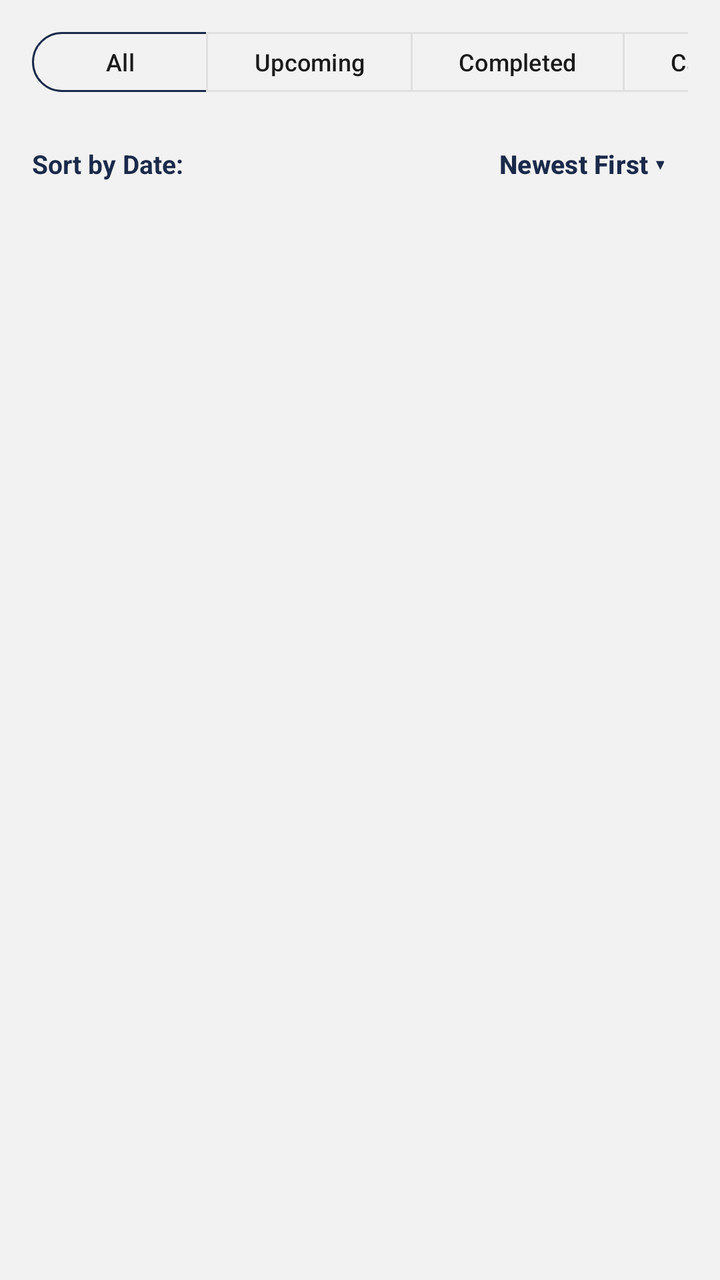
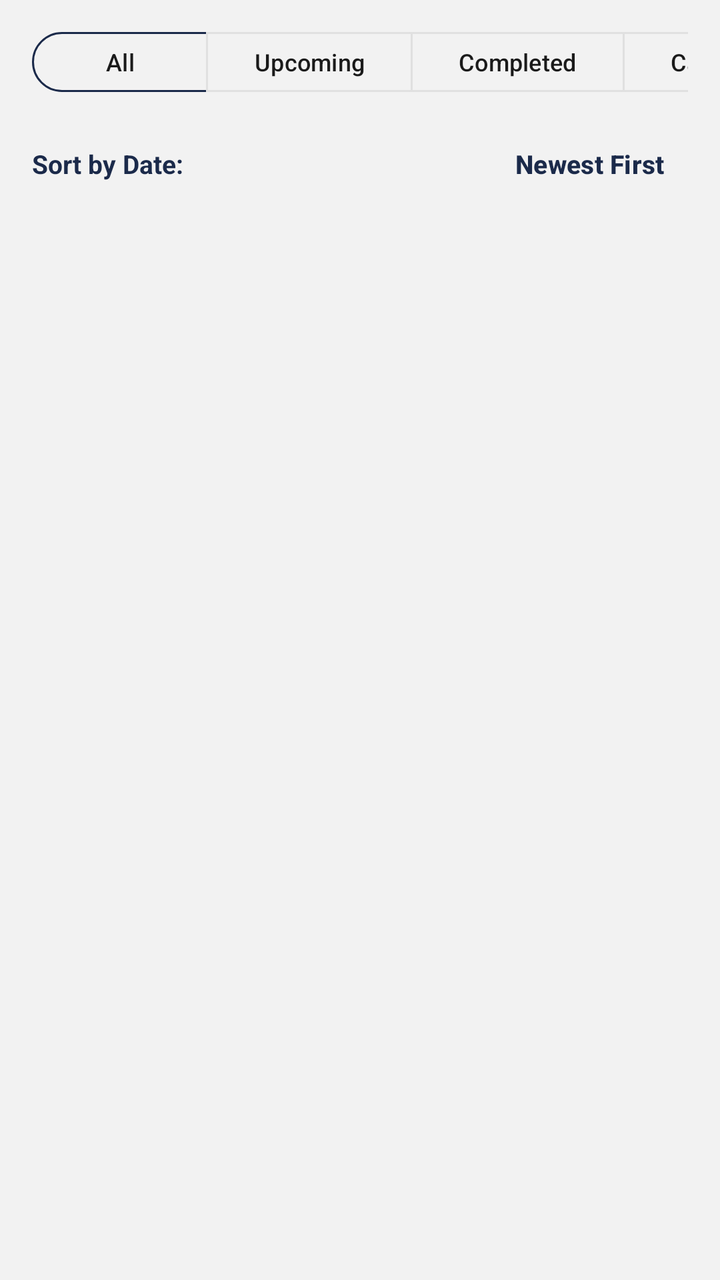

The first picture is an Android layout as it rendered before a commit; the second is the same layout after the commit. The layout source and the unified diff follow.
<!-- AndroidManifest.xml: application theme Theme.HairGo -->
<!-- res/layout/fragment_admin_bookings.xml -->
<?xml version="1.0" encoding="utf-8"?>
<LinearLayout xmlns:android="http://schemas.android.com/apk/res/android"
    xmlns:app="http://schemas.android.com/apk/res-auto"
    android:layout_width="match_parent"
    android:layout_height="match_parent"
    android:background="@color/grey_light"
    android:orientation="vertical">

    
    <LinearLayout
        android:layout_width="match_parent"
        android:layout_height="wrap_content"
        android:orientation="vertical"
        android:paddingHorizontal="16dp"
        android:paddingTop="12dp"
        android:paddingBottom="8dp">

        
        <HorizontalScrollView
            android:layout_width="match_parent"
            android:layout_height="wrap_content"
            android:scrollbars="none">

            <com.google.android.material.button.MaterialButtonToggleGroup
                android:id="@+id/toggleGroupBookingStatus"
                android:layout_width="wrap_content"
                android:layout_height="wrap_content"
                app:selectionRequired="true"
                app:singleSelection="true">

                <com.google.android.material.button.MaterialButton
                    android:id="@+id/btnFilterAllBookings"
                    style="@style/Widget.Material3.Button.OutlinedButton"
                    android:layout_width="wrap_content"
                    android:layout_height="38dp"
                    android:text="All"
                    android:textAllCaps="false"
                    android:textSize="12sp"
                    app:strokeColor="@color/navy" />

                <com.google.android.material.button.MaterialButton
                    android:id="@+id/btnFilterUpcoming"
                    style="@style/Widget.Material3.Button.OutlinedButton"
                    android:layout_width="wrap_content"
                    android:layout_height="38dp"
                    android:text="Upcoming"
                    android:textAllCaps="false"
                    android:textSize="12sp"
                    app:strokeColor="@color/grey_border" />

                <com.google.android.material.button.MaterialButton
                    android:id="@+id/btnFilterCompleted"
                    style="@style/Widget.Material3.Button.OutlinedButton"
                    android:layout_width="wrap_content"
                    android:layout_height="38dp"
                    android:text="Completed"
                    android:textAllCaps="false"
                    android:textSize="12sp"
                    app:strokeColor="@color/grey_border" />

                <com.google.android.material.button.MaterialButton
                    android:id="@+id/btnFilterCancelled"
                    style="@style/Widget.Material3.Button.OutlinedButton"
                    android:layout_width="wrap_content"
                    android:layout_height="38dp"
                    android:text="Cancelled"
                    android:textAllCaps="false"
                    android:textSize="12sp"
                    app:strokeColor="@color/grey_border" />

            </com.google.android.material.button.MaterialButtonToggleGroup>
        </HorizontalScrollView>

        
        <RelativeLayout
            android:layout_width="match_parent"
            android:layout_height="wrap_content"
            android:layout_marginTop="8dp">

            <TextView
                android:layout_width="wrap_content"
                android:layout_height="wrap_content"
                android:layout_alignParentStart="true"
                android:layout_centerVertical="true"
                android:text="Sort by Date:"
                android:textColor="@color/heading"
                android:textSize="13sp"
                android:textStyle="bold" />

            <com.google.android.material.button.MaterialButton
                android:id="@+id/btnSortOrder"
                style="@style/Widget.Material3.Button.TextButton"
                android:layout_width="wrap_content"
                android:layout_height="wrap_content"
                android:layout_alignParentEnd="true"
                android:text="Newest First ▾"
                android:textAllCaps="false"
                android:textColor="@color/navy"
                android:textSize="13sp"
                android:textStyle="bold" />
        </RelativeLayout>
    </LinearLayout>

    
    <androidx.recyclerview.widget.RecyclerView
        android:id="@+id/rvBookings"
        android:layout_width="match_parent"
        android:layout_height="0dp"
        android:layout_weight="1"
        android:clipToPadding="false"
        android:paddingBottom="16dp" />

    
    <TextView
        android:id="@+id/tvEmptyBookings"
        android:layout_width="wrap_content"
        android:layout_height="wrap_content"
        android:layout_gravity="center"
        android:layout_marginTop="32dp"
        android:text="No bookings found"
        android:textColor="@color/grey_medium"
        android:textSize="14sp"
        android:visibility="gone" />

</LinearLayout>
<!-- resources referenced by this layout -->
<resources>
  <color name="grey_border">#E0E0E0</color>
  <color name="grey_light">#F2F2F2</color>
  <color name="grey_medium">#8A8A8A</color>
  <color name="heading">#1B2A4A</color>
  <color name="navy">#1B2A4A</color>
  <style name="Theme.HairGo" parent="Base.Theme.HairGo">
          <item name="snackbarStyle">@style/Widget.HairGo.Snackbar</item>
      </style>
  <style name="Base.Theme.HairGo" parent="Theme.Material3.DayNight.NoActionBar">
          <item name="colorPrimary">@color/teal</item>
          <item name="colorOnPrimary">@color/white</item>
          <item name="colorSurface">@color/surface</item>
          <item name="colorOnSurface">@color/text_primary</item>
          <item name="colorSurfaceVariant">@color/grey_light</item>
          <item name="colorOnSurfaceVariant">@color/text_primary</item>
          <item name="colorOutline">@color/grey_border</item>
          <item name="android:colorBackground">@color/grey_light</item>
      </style>
  <style name="Widget.HairGo.Snackbar" parent="Widget.Material3.Snackbar">
          <item name="backgroundTint">@color/navy</item>
          <item name="android:textColor">@color/white</item>
          <item name="shapeAppearanceOverlay">@style/ShapeAppearanceOverlay.HairGo_Snackbar</item>
      </style>
  <color name="teal">#14B8A6</color>
  <color name="white">#FFFFFF</color>
  <color name="surface">#FFFFFF</color>
  <color name="text_primary">#1A1A1A</color>
  <style name="ShapeAppearanceOverlay.HairGo_Snackbar" parent="">
          <item name="cornerFamily">rounded</item>
          <item name="cornerSize">16dp</item>
      </style>
</resources>

<!-- the commit's change to res/layout/fragment_admin_bookings.xml (unified diff, before → after) -->
@@ -33,7 +33,7 @@
                     style="@style/Widget.Material3.Button.OutlinedButton"
                     android:layout_width="wrap_content"
                     android:layout_height="38dp"
-                    android:text="All"
+                    android:text="@string/admin_filter_all"
                     android:textAllCaps="false"
                     android:textSize="12sp"
                     app:strokeColor="@color/navy" />
@@ -43,7 +43,7 @@
                     style="@style/Widget.Material3.Button.OutlinedButton"
                     android:layout_width="wrap_content"
                     android:layout_height="38dp"
-                    android:text="Upcoming"
+                    android:text="@string/admin_filter_upcoming"
                     android:textAllCaps="false"
                     android:textSize="12sp"
                     app:strokeColor="@color/grey_border" />
@@ -53,7 +53,7 @@
                     style="@style/Widget.Material3.Button.OutlinedButton"
                     android:layout_width="wrap_content"
                     android:layout_height="38dp"
-                    android:text="Completed"
+                    android:text="@string/admin_filter_completed"
                     android:textAllCaps="false"
                     android:textSize="12sp"
                     app:strokeColor="@color/grey_border" />
@@ -63,7 +63,7 @@
                     style="@style/Widget.Material3.Button.OutlinedButton"
                     android:layout_width="wrap_content"
                     android:layout_height="38dp"
-                    android:text="Cancelled"
+                    android:text="@string/admin_filter_cancelled"
                     android:textAllCaps="false"
                     android:textSize="12sp"
                     app:strokeColor="@color/grey_border" />
@@ -82,7 +82,7 @@
                 android:layout_height="wrap_content"
                 android:layout_alignParentStart="true"
                 android:layout_centerVertical="true"
-                android:text="Sort by Date:"
+                android:text="@string/admin_sort_by_date"
                 android:textColor="@color/heading"
                 android:textSize="13sp"
                 android:textStyle="bold" />
@@ -93,7 +93,7 @@
                 android:layout_width="wrap_content"
                 android:layout_height="wrap_content"
                 android:layout_alignParentEnd="true"
-                android:text="Newest First ▾"
+                android:text="@string/admin_sort_newest"
                 android:textAllCaps="false"
                 android:textColor="@color/navy"
                 android:textSize="13sp"
@@ -117,7 +117,7 @@
         android:layout_height="wrap_content"
         android:layout_gravity="center"
         android:layout_marginTop="32dp"
-        android:text="No bookings found"
+        android:text="@string/admin_bookings_empty"
         android:textColor="@color/grey_medium"
         android:textSize="14sp"
         android:visibility="gone" />
<!-- resource entries referenced after the edit -->
@@ -5,6 +5,13 @@
   <color name="grey_medium">#8A8A8A</color>
   <color name="heading">#1B2A4A</color>
   <color name="navy">#1B2A4A</color>
+  <string name="admin_bookings_empty">No bookings found</string>
+  <string name="admin_filter_all">All</string>
+  <string name="admin_filter_cancelled">Cancelled</string>
+  <string name="admin_filter_completed">Completed</string>
+  <string name="admin_filter_upcoming">Upcoming</string>
+  <string name="admin_sort_by_date">Sort by Date:</string>
+  <string name="admin_sort_newest">Newest First</string>
   <style name="Theme.HairGo" parent="Base.Theme.HairGo">
           <item name="snackbarStyle">@style/Widget.HairGo.Snackbar</item>
       </style>
